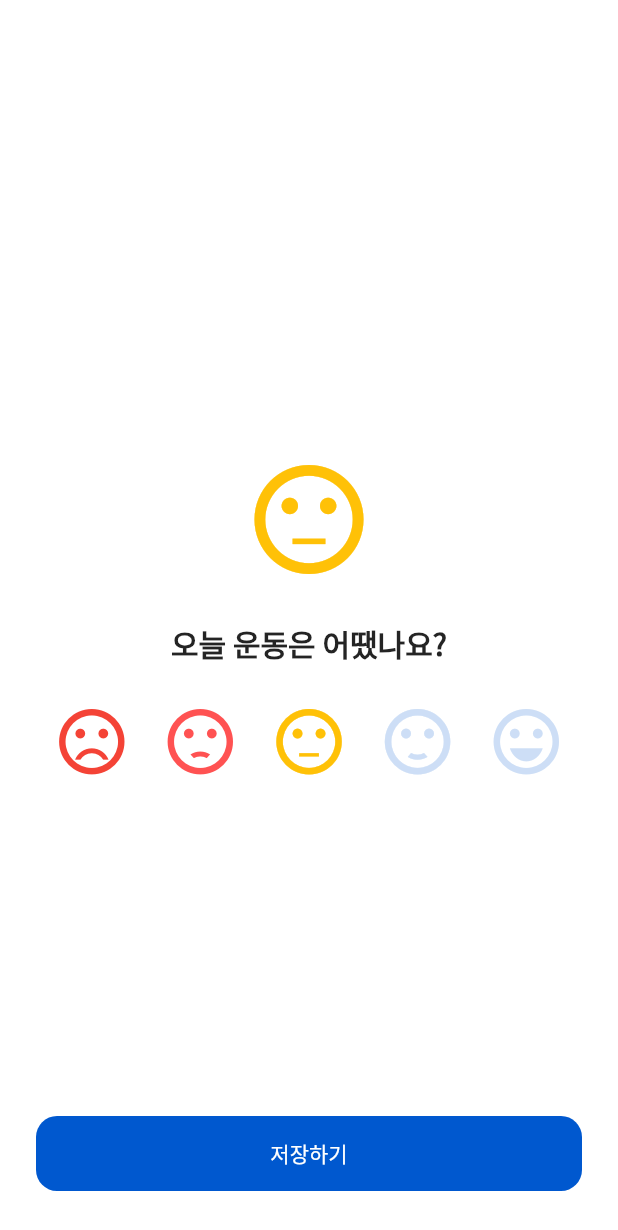
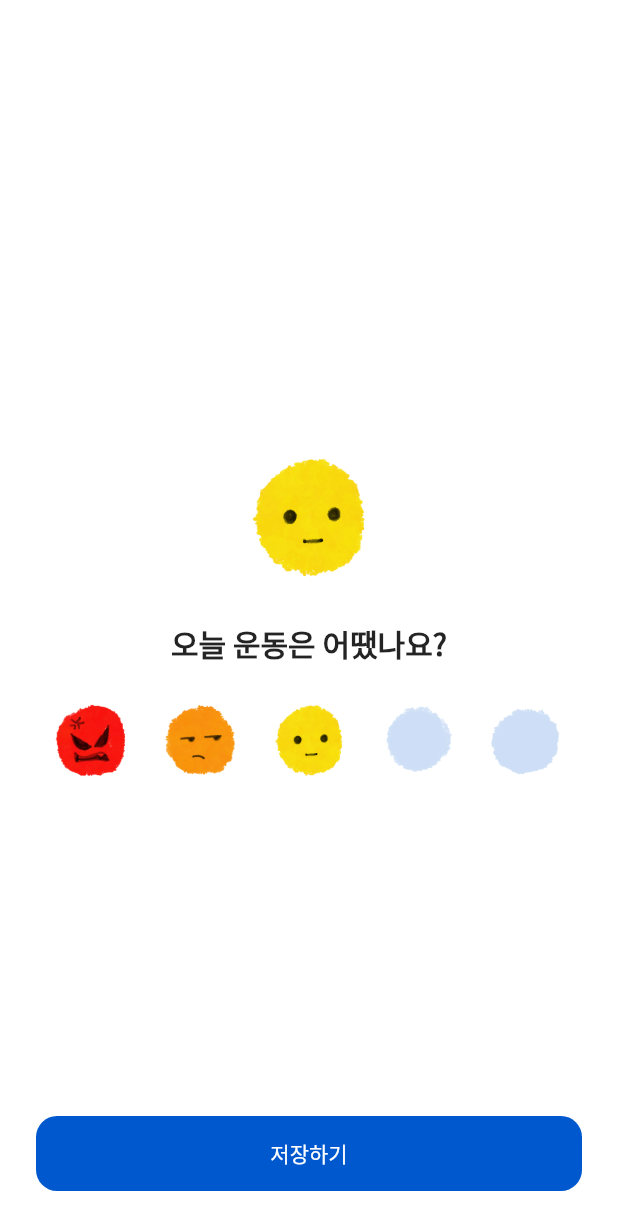
Before and after one commit to junddao/my_workout_diary_app, a Flutter app: the PageRecordCondition screen opened by its route, on a phone screen of 412 x 824 dp. Shown: the top 1230 px of the screen. Run offline on Flutter 3.47's test engine with Material 2 defaults, Android fonts, the phone set to English and light mode, and no system bars; drawn by our look-alikes of flutter_rating_bar; our stand-ins replace cached_network_image, carousel_slider, circular_countdown_timer, device_info_plus, dio, dots_indicator and 11 more; missing offline and left inert: audio_session, enum_to_string, kakao_flutter_sdk; accounts and stored records are empty; network calls fail.

Commit message:
Add. 표정 이모티콘과 캘린더 결합

```diff
--- a/lib/pages/02_record/page_record_condition.dart
+++ b/lib/pages/02_record/page_record_condition.dart
@@ -40,42 +40,29 @@ class _PageRecordConditionState extends State<PageRecordCondition> {
           mainAxisAlignment: MainAxisAlignment.center,
           crossAxisAlignment: CrossAxisAlignment.center,
           children: [
-            ValueListenableBuilder<double>(
+            SizedBox(
+              width: (SizeConfig.screenWidth - 150) / 3,
+              child: ValueListenableBuilder<double>(
                   valueListenable: score,
                   builder: (context, value, child) {
                     switch (value.toInt() - 1) {
                       case 0:
-                      return Icon(
-                        Icons.sentiment_very_dissatisfied,
-                        color: Colors.red,
-                        size: (SizeConfig.screenWidth - 150) / 3,
-                      );
+                        return Image.asset('assets/images/b1.png');
+
                       case 1:
-                      return Icon(
-                        Icons.sentiment_dissatisfied,
-                        color: Colors.redAccent,
-                        size: (SizeConfig.screenWidth - 150) / 3,
-                      );
+                        return Image.asset('assets/images/b2.png');
+
                       case 2:
-                      return Icon(
-                        Icons.sentiment_neutral,
-                        color: Colors.amber,
-                        size: (SizeConfig.screenWidth - 150) / 3,
-                      );
+                        return Image.asset('assets/images/b3.png');
+
                       case 3:
-                      return Icon(
-                        Icons.sentiment_satisfied,
-                        color: Colors.lightGreen,
-                        size: (SizeConfig.screenWidth - 150) / 3,
-                      );
+                        return Image.asset('assets/images/b4.png');
+                      case 4:
                       default:
-                      return Icon(
-                        Icons.sentiment_very_satisfied,
-                        color: Colors.green,
-                        size: (SizeConfig.screenWidth - 150) / 3,
-                      );
+                        return Image.asset('assets/images/b5.png');
                     }
                   }),
+            ),
             SizedBox(
               height: 24,
             ),
@@ -109,30 +96,19 @@ class _PageRecordConditionState extends State<PageRecordCondition> {
       itemBuilder: (context, _) {
         switch (_) {
           case 0:
-            return Icon(
-              Icons.sentiment_very_dissatisfied,
-              color: Colors.red,
-            );
+            return Image.asset('assets/images/b1.png');
+
           case 1:
-            return Icon(
-              Icons.sentiment_dissatisfied,
-              color: Colors.redAccent,
-            );
+            return Image.asset('assets/images/b2.png');
+
           case 2:
-            return Icon(
-              Icons.sentiment_neutral,
-              color: Colors.amber,
-            );
+            return Image.asset('assets/images/b3.png');
+
           case 3:
-            return Icon(
-              Icons.sentiment_satisfied,
-              color: Colors.lightGreen,
-            );
+            return Image.asset('assets/images/b4.png');
+          case 4:
           default:
-            return Icon(
-              Icons.sentiment_very_satisfied,
-              color: Colors.green,
-            );
+            return Image.asset('assets/images/b5.png');
         }
       },
       onRatingUpdate: (rating) {
--- a/pubspec.yaml
+++ b/pubspec.yaml
@@ -18,7 +18,7 @@ publish_to: "none" # Remove this line if you wish to publish to pub.dev
 version: 1.0.0+1
 
 environment:
-  sdk: ">=2.16.2 <3.0.0"
+  sdk: ">=2.17.0 <3.0.0"
 
 # Dependencies specify other packages that your package needs in order to work.
 # To automatically upgrade your package dependencies to the latest versions
```
Also changed, not shown: lib/global/components/ds_calendar.dart (+71 -70 lines), assets/images/b1.png (added), assets/images/b2.png (added), assets/images/b3.png (added), assets/images/b4.png (added), assets/images/b5.png (added), assets/images/default_marker.png (added). Lines whose indentation alone changed are shown as unchanged.
